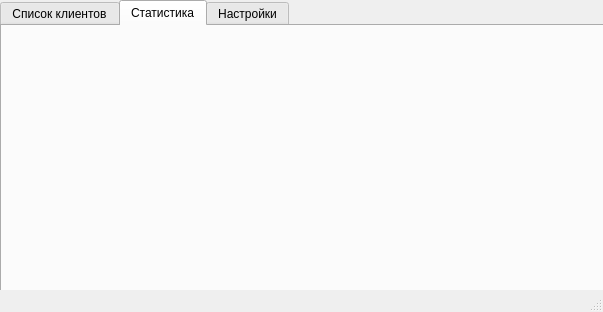
Qt form lesson-04/server/views/server_gui.ui (KTo1/qt-with-db) before a commit.
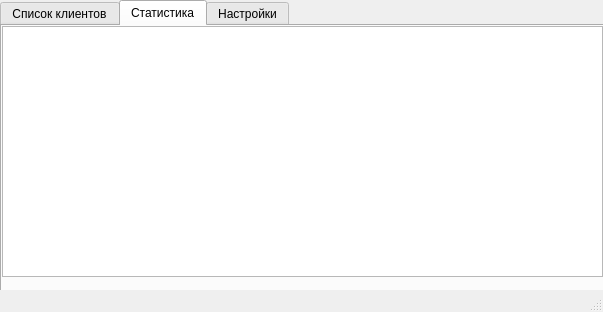
The same form after that commit. The open tabs and pages were chosen to show the change.

The edit to the form file:
```diff
--- a/lesson-04/server/views/server_gui.ui
+++ b/lesson-04/server/views/server_gui.ui
@@ -45,6 +45,16 @@
      <attribute name="title">
       <string>Статистика</string>
      </attribute>
+     <widget class="QTableView" name="table_users_stat">
+      <property name="geometry">
+       <rect>
+        <x>0</x>
+        <y>0</y>
+        <width>601</width>
+        <height>251</height>
+       </rect>
+      </property>
+     </widget>
     </widget>
     <widget class="QWidget" name="options">
      <attribute name="title">
```
Left out of the diff: 2 changed lines with no effect on the pictures.
